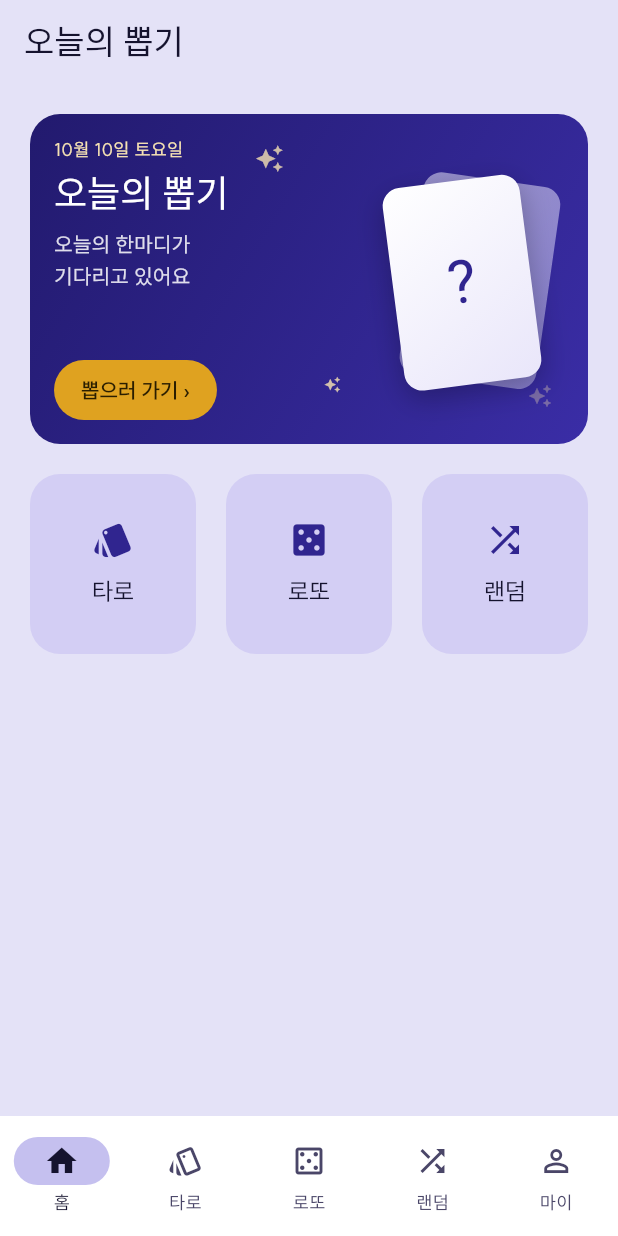
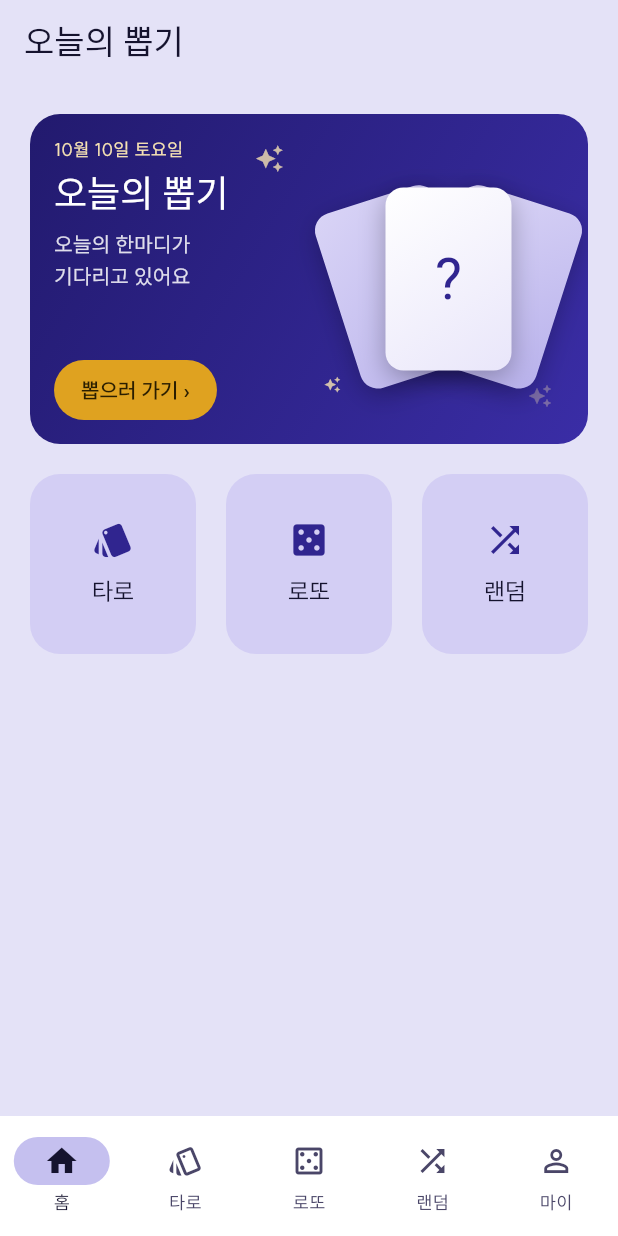
Before and after one commit to shlete/Oppop, a Flutter app: the screen it shows after launch, on a phone screen of 412 x 824 dp. Run offline on Flutter 3.47's test engine with Material 3 defaults, Android fonts, the phone set to English and light mode, and no system bars; our stand-ins replace flutter_riverpod, google_mobile_ads, share_plus, shared_preferences, web; missing offline and left inert: dart:js_interop, gal; network calls fail; Roboto replaces fonts that are missing (IBMPlexSansKR); project files that could hold a hidden picture were left out.

Commit message:
Home hero: cards fan open and closed instead of floating
Co-Authored-By: Claude Opus 5.5 (1M context) <noreply@anthropic.com>
Claude-Session: https://claude.ai/code/session_01FsZtawRLD1deWrySo6vrEK

```diff
--- a/lib/features/home/home_screen.dart
+++ b/lib/features/home/home_screen.dart
@@ -125,17 +125,12 @@ class _DailyHeroState extends State<_DailyHero>
                   _Twinkle(right: 24, bottom: 24, size: 10, phase: t + 2),
                   _Twinkle(left: 196, bottom: 34, size: 7, phase: t + 4),
                   Positioned(
-                    right: 22,
+                    right: 8,
                     top: 0,
                     bottom: 0,
                     child: Center(
-                      child: Transform.translate(
-                        offset: Offset(0, sin(t) * 6),
-                        child: Transform.rotate(
-                          angle: sin(t + 1) * 0.05,
-                          child: const _CardStack(),
-                        ),
-                      ),
+                      // 0이면 오므린 상태, 1이면 다 펼친 상태.
+                      child: _CardFan(open: 0.5 - 0.5 * cos(t)),
                     ),
                   ),
                   Padding(
@@ -195,44 +190,35 @@ class _DailyHeroState extends State<_DailyHero>
   }
 }
 
-/// 뒤집힌 카드 두 장. 앞 카드에 물음표.
-class _CardStack extends StatelessWidget {
-  const _CardStack();
+/// 뒤집힌 카드 세 장이 부채처럼 펼쳐졌다 오므려진다. 가운데 카드에 물음표.
+class _CardFan extends StatelessWidget {
+  const _CardFan({required this.open});
+
+  final double open;
+
+  static const _w = 84.0;
+  static const _h = 122.0;
 
   @override
   Widget build(BuildContext context) {
+    final angle = 0.06 + 0.26 * open;
     return SizedBox(
-      width: 112,
-      height: 150,
+      width: 170,
+      height: 170,
       child: Stack(
+        alignment: Alignment.center,
         children: [
-          Positioned(
-            left: 16,
-            top: 6,
-            child: Transform.rotate(
-              angle: 0.17,
-              child: _card(const [
-                Color(0xFFE9E6FA),
-                Color(0xFFC5C0EF),
-              ], opacity: 0.55),
-            ),
-          ),
-          Positioned(
-            left: 4,
-            top: 7,
-            child: Transform.rotate(
-              angle: -0.1,
-              child: _card(
+          _fanned(-angle, const [Color(0xFFD9D4F6), Color(0xFFB9B2EC)]),
+          _fanned(angle, const [Color(0xFFD9D4F6), Color(0xFFB9B2EC)]),
+          _fanned(
+            0,
             const [Colors.white, Color(0xFFE9E6FA)],
-                shadow: true,
             child: Text(
               '?',
               style: TextStyle(
                 fontFamily: AppFonts.heading,
-                    fontSize: 40,
+                fontSize: 38,
                 color: AppColors.main,
-                  ),
-                ),
               ),
             ),
           ),
@@ -241,17 +227,14 @@ class _CardStack extends StatelessWidget {
     );
   }
 
-  Widget _card(
-    List<Color> colors, {
-    double opacity = 1,
-    bool shadow = false,
-    Widget? child,
-  }) {
-    return Opacity(
-      opacity: opacity,
+  /// 카드 아래쪽 바깥의 한 점을 축으로 돌려서 부채꼴로 벌어지게 한다.
+  Widget _fanned(double angle, List<Color> colors, {Widget? child}) {
+    return Transform.rotate(
+      angle: angle,
+      alignment: const Alignment(0, 1.8),
       child: Container(
-        width: 92,
-        height: 136,
+        width: _w,
+        height: _h,
         alignment: Alignment.center,
         decoration: BoxDecoration(
           borderRadius: BorderRadius.circular(12),
@@ -260,15 +243,13 @@ class _CardStack extends StatelessWidget {
             end: Alignment.bottomRight,
             colors: colors,
           ),
-          boxShadow: shadow
-              ? const [
+          boxShadow: const [
             BoxShadow(
               color: Color(0x44000000),
-                    blurRadius: 16,
-                    offset: Offset(0, 6),
+              blurRadius: 14,
+              offset: Offset(0, 5),
             ),
-                ]
-              : null,
+          ],
         ),
         child: child,
       ),
```
Lines whose indentation alone changed are shown as unchanged.
